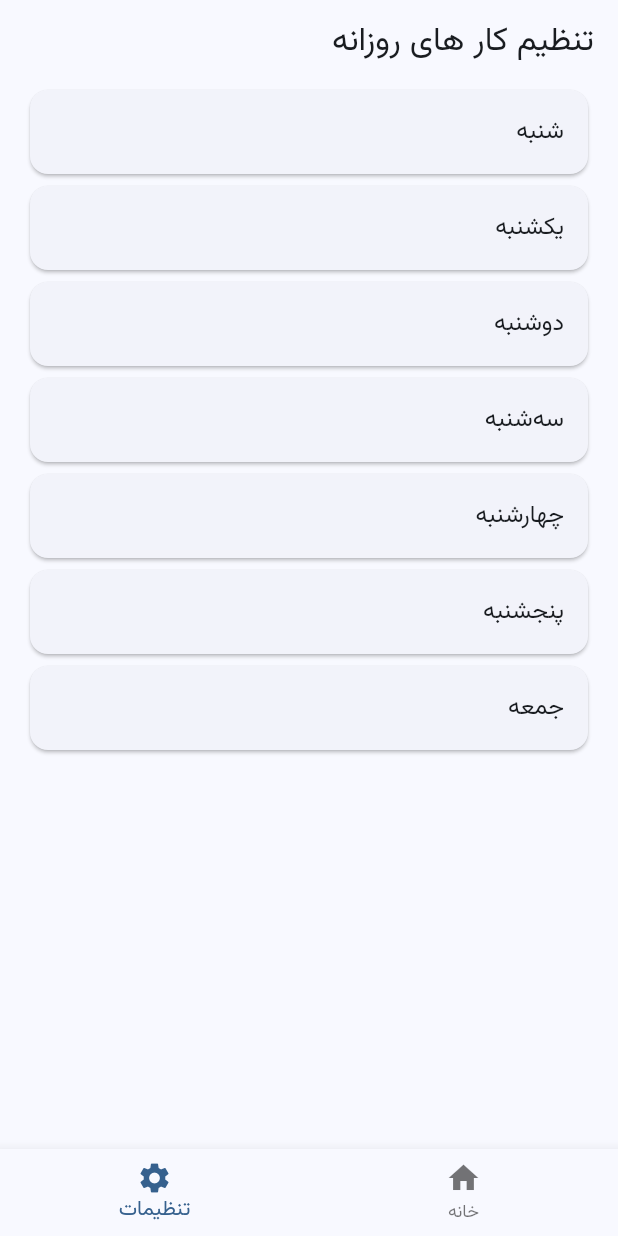
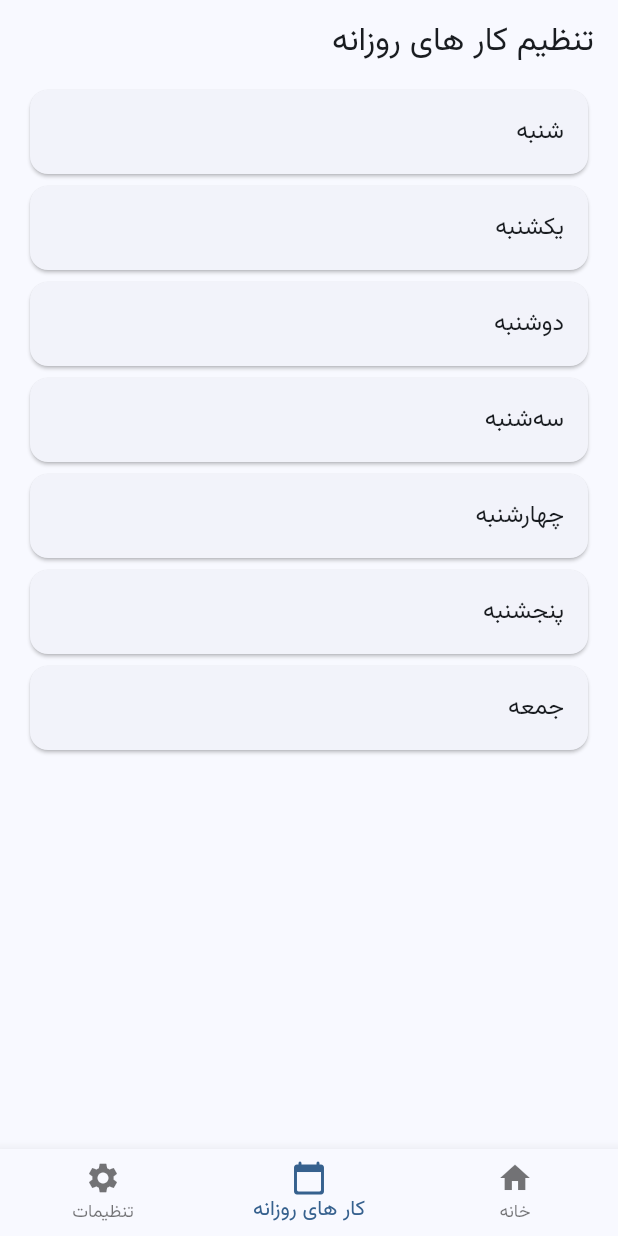
Before and after one commit to mdpe-ir/md_assistant, a Flutter app: the screen it shows after launch, item 2 of the bottom bar chosen, on a phone screen of 412 x 824 dp. Run offline on Flutter 3.47's test engine with Material 2 defaults, Android fonts, the phone set to English and light mode, and no system bars; our stand-ins replace hive, hive_flutter, shared_preferences, universal_platform; missing offline and left inert: window_manager; accounts and stored records are empty.

Commit message:
Add Theme

```diff
--- a/lib/application.dart
+++ b/lib/application.dart
@@ -1,4 +1,5 @@
 import 'package:flutter/material.dart';
+import 'package:md_assistant/screens/daily_tasks_screen.dart';
 import 'package:md_assistant/screens/settings_screen.dart';
 
 import 'screens/home_screen.dart';
@@ -14,6 +15,7 @@ class _ApplicationState extends State<Application> {
   int currentIndex = 0;
   List<Widget> pages = [
     HomeScreen(),
+    DailyTasksScreen(),
     SettingsScreen(),
   ];
 
@@ -28,6 +30,10 @@ class _ApplicationState extends State<Application> {
             label: 'خانه',
           ),
           BottomNavigationBarItem(
+            icon: Icon(Icons.calendar_today_rounded),
+            label: 'کار های روزانه',
+          ),
+          BottomNavigationBarItem(
             icon: Icon(Icons.settings),
             label: 'تنظیمات',
           ),
--- a/lib/main.dart
+++ b/lib/main.dart
@@ -3,9 +3,8 @@ import 'package:flutter_localizations/flutter_localizations.dart';
 import 'package:hive/hive.dart';
 import 'package:hive_flutter/hive_flutter.dart';
 import 'package:md_assistant/models/task.dart';
-import 'package:md_assistant/screens/home_screen.dart';
-import 'package:md_assistant/screens/settings_screen.dart';
 import 'package:md_assistant/utils/hive_helper.dart';
+import 'package:shared_preferences/shared_preferences.dart';
 import 'package:universal_platform/universal_platform.dart';
 import 'package:window_manager/window_manager.dart';
 import 'application.dart';
@@ -18,9 +17,7 @@ void main() async {
     await windowManager.ensureInitialized();
 
     WindowOptions windowOptions = const WindowOptions(
-      size: Size(400, 620),
-      maximumSize: Size(500, 720) ,
-      center: true,
+      size: Size(500, 700),
       backgroundColor: Colors.transparent,
       titleBarStyle: TitleBarStyle.normal,
     );
@@ -35,17 +32,65 @@ void main() async {
   runApp(MyApp());
 }
 
-class MyApp extends StatelessWidget {
+class MyApp extends StatefulWidget {
+  @override
+  State<MyApp> createState() => _MyAppState();
+
+  static _MyAppState? of(BuildContext context) =>
+      context.findAncestorStateOfType<_MyAppState>();
+}
+
+class _MyAppState extends State<MyApp> {
+  ThemeMode _themeMode = ThemeMode.light;
+
+  void changeTheme(ThemeMode themeMode) {
+    setState(() {
+      _themeMode = themeMode;
+    });
+  }
+
+  void _loadTheme() async {
+    SharedPreferences prefs = await SharedPreferences.getInstance();
+    String value = prefs.getString('theme') ?? 'system';
+    if (value == 'dark') {
+      changeTheme(ThemeMode.dark);
+    } else if (value == 'light') {
+      changeTheme(ThemeMode.light);
+    } else {
+      changeTheme(ThemeMode.system);
+    }
+  }
+
+  @override
+  void initState() {
+    // TODO: implement initState
+    super.initState();
+    _loadTheme();
+  }
+
   @override
   Widget build(BuildContext context) {
     return MaterialApp(
-      title: 'Personal Tasks Manager',
+      title: 'دستیار شخصی من',
       debugShowCheckedModeBanner: false,
+      themeMode: _themeMode,
       theme: ThemeData(
-          useMaterial3: true,
-          fontFamily: "Vazirmatn",
-          visualDensity: VisualDensity.adaptivePlatformDensity,
-          colorScheme: ColorScheme.fromSeed(seedColor: Colors.blue)),
+        brightness: Brightness.light,
+        useMaterial3: true,
+        fontFamily: "Vazirmatn",
+        visualDensity: VisualDensity.adaptivePlatformDensity,
+        colorScheme: ColorScheme.fromSeed(
+            seedColor: Colors.blue, brightness: Brightness.light),
+      ),
+      // applies this theme if the device theme is dark mode
+      darkTheme: ThemeData(
+        brightness: Brightness.dark,
+        useMaterial3: true,
+        fontFamily: "Vazirmatn",
+        visualDensity: VisualDensity.adaptivePlatformDensity,
+        colorScheme: ColorScheme.fromSeed(
+            seedColor: Colors.blue, brightness: Brightness.dark),
+      ),
       localizationsDelegates: [
         GlobalMaterialLocalizations.delegate,
         GlobalWidgetsLocalizations.delegate,
--- a/pubspec.yaml
+++ b/pubspec.yaml
@@ -23,6 +23,7 @@ dependencies:
   flutter_localization: ^0.1.12
   window_manager: ^0.3.5
   universal_platform: ^1.0.0+1
+  shared_preferences: ^2.2.0
 
 dev_dependencies:
   flutter_test:
```
Also changed, not shown: lib/screens/daily_tasks_screen.dart (added, +153 -0 lines), lib/screens/settings_screen.dart (+51 -124 lines), pubspec.lock.
